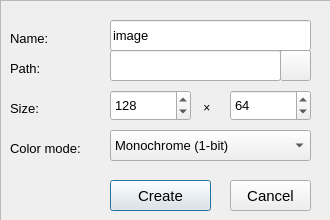
This is POD2d/createprojectdialog.ui in ilertwo/POD2d as Qt 5 draws it before an edit. The edited form follows.
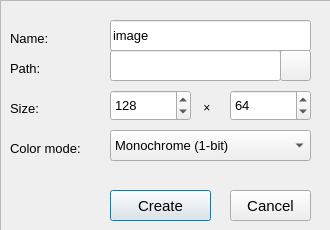
This is the edited form.

What changed in the file:
```diff
--- a/POD2d/createprojectdialog.ui
+++ b/POD2d/createprojectdialog.ui
@@ -7,19 +7,19 @@
     <x>0</x>
     <y>0</y>
     <width>330</width>
-    <height>220</height>
+    <height>230</height>
    </rect>
   </property>
   <property name="minimumSize">
    <size>
     <width>330</width>
-    <height>220</height>
+    <height>230</height>
    </size>
   </property>
   <property name="maximumSize">
    <size>
     <width>330</width>
-    <height>220</height>
+    <height>230</height>
    </size>
   </property>
   <property name="windowTitle">
@@ -31,7 +31,7 @@
      <x>0</x>
      <y>0</y>
      <width>331</width>
-     <height>221</height>
+     <height>251</height>
     </rect>
    </property>
    <property name="frameShape">
@@ -44,7 +44,7 @@
     <property name="geometry">
      <rect>
       <x>110</x>
-      <y>180</y>
+      <y>190</y>
       <width>101</width>
       <height>31</height>
      </rect>
@@ -65,7 +65,7 @@
     <property name="geometry">
      <rect>
       <x>230</x>
-      <y>180</y>
+      <y>190</y>
       <width>81</width>
       <height>31</height>
      </rect>
```
